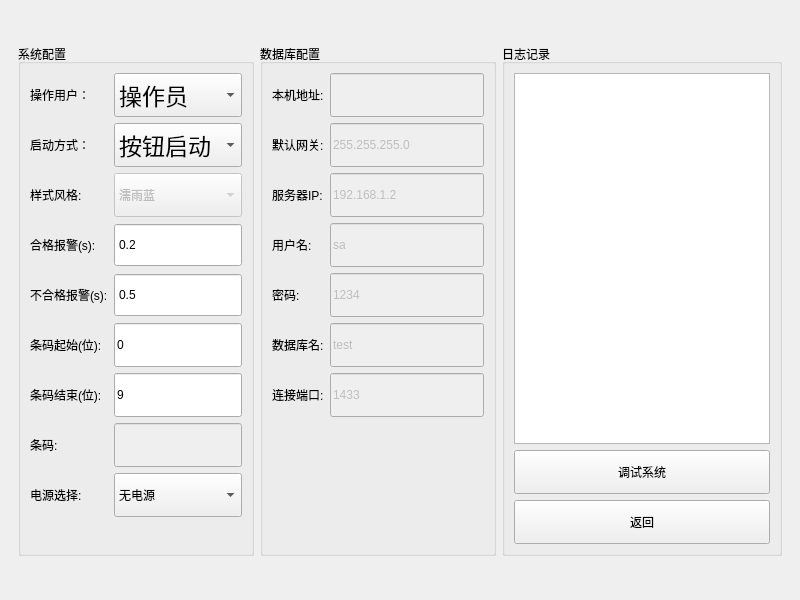
bloglink/TesterClient, file WinSyst.ui: the form before one commit.
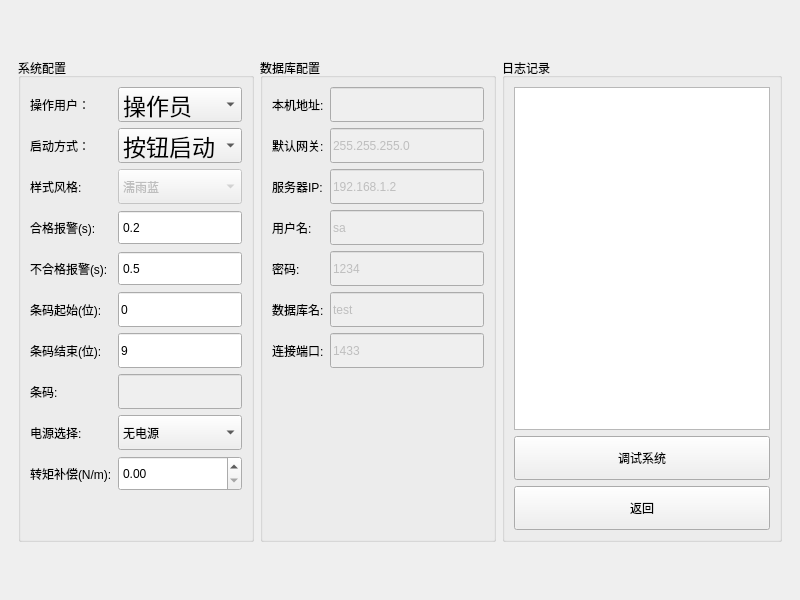
The form after the commit. The open tabs and pages were chosen to show the change.

Commit message: 修复:加入伺服转矩补偿

Patch:
```diff
--- a/WinSyst.ui
+++ b/WinSyst.ui
@@ -64,7 +64,7 @@
                <property name="minimumSize">
                 <size>
                  <width>97</width>
-                 <height>44</height>
+                 <height>35</height>
                 </size>
                </property>
                <property name="focusPolicy">
@@ -83,7 +83,7 @@
                <property name="minimumSize">
                 <size>
                  <width>97</width>
-                 <height>44</height>
+                 <height>35</height>
                 </size>
                </property>
                <property name="focusPolicy">
@@ -102,7 +102,7 @@
                <property name="minimumSize">
                 <size>
                  <width>97</width>
-                 <height>44</height>
+                 <height>35</height>
                 </size>
                </property>
                <property name="focusPolicy">
@@ -128,7 +128,7 @@
                <property name="minimumSize">
                 <size>
                  <width>97</width>
-                 <height>44</height>
+                 <height>35</height>
                 </size>
                </property>
                <property name="focusPolicy">
@@ -161,7 +161,7 @@
                <property name="minimumSize">
                 <size>
                  <width>97</width>
-                 <height>44</height>
+                 <height>35</height>
                 </size>
                </property>
                <property name="focusPolicy">
@@ -177,7 +177,7 @@
                <property name="minimumSize">
                 <size>
                  <width>97</width>
-                 <height>44</height>
+                 <height>35</height>
                 </size>
                </property>
                <property name="focusPolicy">
@@ -196,7 +196,7 @@
                <property name="minimumSize">
                 <size>
                  <width>97</width>
-                 <height>44</height>
+                 <height>35</height>
                 </size>
                </property>
                <property name="focusPolicy">
@@ -251,7 +251,7 @@
                <property name="minimumSize">
                 <size>
                  <width>97</width>
-                 <height>44</height>
+                 <height>35</height>
                 </size>
                </property>
                <property name="focusPolicy">
@@ -280,7 +280,7 @@
                <property name="minimumSize">
                 <size>
                  <width>97</width>
-                 <height>44</height>
+                 <height>35</height>
                 </size>
                </property>
                <property name="font">
@@ -305,7 +305,7 @@
                <property name="minimumSize">
                 <size>
                  <width>97</width>
-                 <height>44</height>
+                 <height>35</height>
                 </size>
                </property>
                <property name="focusPolicy">
@@ -316,7 +316,7 @@
                </property>
               </widget>
              </item>
-             <item row="9" column="1">
+             <item row="10" column="1">
               <spacer name="verticalSpacer_8">
                <property name="orientation">
                 <enum>Qt::Vertical</enum>
@@ -341,7 +341,7 @@
                <property name="minimumSize">
                 <size>
                  <width>97</width>
-                 <height>44</height>
+                 <height>35</height>
                 </size>
                </property>
                <property name="focusPolicy">
@@ -370,7 +370,7 @@
                <property name="minimumSize">
                 <size>
                  <width>97</width>
-                 <height>44</height>
+                 <height>35</height>
                 </size>
                </property>
                <property name="font">
@@ -428,7 +428,7 @@
                <property name="minimumSize">
                 <size>
                  <width>97</width>
-                 <height>44</height>
+                 <height>35</height>
                 </size>
                </property>
                <item>
@@ -454,7 +454,7 @@
                <property name="minimumSize">
                 <size>
                  <width>97</width>
-                 <height>44</height>
+                 <height>35</height>
                 </size>
                </property>
                <property name="focusPolicy">
@@ -483,7 +483,7 @@
                <property name="minimumSize">
                 <size>
                  <width>97</width>
-                 <height>44</height>
+                 <height>35</height>
                 </size>
                </property>
                <item>
@@ -540,7 +540,7 @@
                <property name="minimumSize">
                 <size>
                  <width>97</width>
-                 <height>44</height>
+                 <height>35</height>
                 </size>
                </property>
                <property name="focusPolicy">
@@ -557,6 +557,23 @@
                </property>
               </widget>
              </item>
+             <item row="9" column="0">
+              <widget class="QLabel" name="label_14">
+               <property name="text">
+                <string>转矩补偿(N/m):</string>
+               </property>
+              </widget>
+             </item>
+             <item row="9" column="1">
+              <widget class="QDoubleSpinBox" name="torqueComp">
+               <property name="minimumSize">
+                <size>
+                 <width>97</width>
+                 <height>35</height>
+                </size>
+               </property>
+              </widget>
+             </item>
             </layout>
            </widget>
           </item>
```
Left out of the diff: 2 changed lines with no effect on the pictures. The commit also changes 2 other files.
